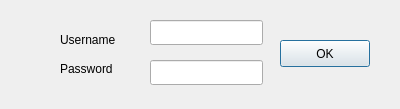
This is login.ui in algogr/Elina_Labels_odbc as Qt 5 draws it before an edit. The edited form follows.
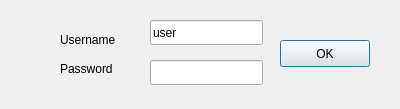
This is the edited form.

```diff
--- a/login.ui
+++ b/login.ui
@@ -49,6 +49,9 @@
      <height>25</height>
     </rect>
    </property>
+   <property name="text">
+    <string>user</string>
+   </property>
   </widget>
   <widget class="QLineEdit" name="passlineEdit_2">
    <property name="geometry">
```
